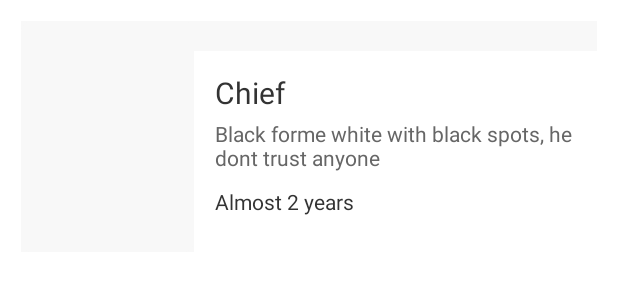
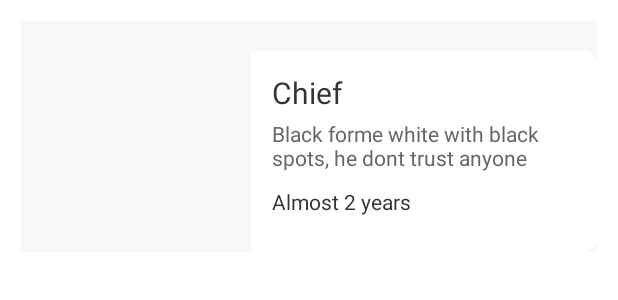
Before and after one commit to javierpulido73/DemoDogsWeLove, an Android app: the layout item_dog_view.xml on its own in the app's theme, with its tools: preview values and no code run, on a phone screen of 412 x 824 dp. Shown: the top 300 px of the screen. Run offline under Robolectric (Android 15) with nearby library versions, the phone set to English and light mode, and no system bars; network calls fail.

Commit message:
feat(dog description): add round corners to dog description

```diff
--- /dev/null
+++ b/app/src/main/res/drawable/bg_dog_description.xml
@@ -0,0 +1,5 @@
+<?xml version="1.0" encoding="UTF-8"?>
+<shape xmlns:android="http://schemas.android.com/apk/res/android">
+    <solid android:color="#FFFFFF"/>
+    <corners android:topRightRadius="10dp" android:bottomRightRadius="10dp"/>
+</shape>
--- a/app/src/main/res/layout/item_dog_view.xml
+++ b/app/src/main/res/layout/item_dog_view.xml
@@ -33,7 +33,7 @@
             app:layout_constraintBottom_toBottomOf="parent"
             app:layout_constraintStart_toStartOf="parent"
             app:layout_constraintTop_toTopOf="parent"
-            app:layout_constraintWidth_percent="0.3"
+            app:layout_constraintWidth_percent="0.4"
             app:shapeAppearanceOverlay="@style/roundedImageView"
             tools:ignore="ContentDescription" />
 
@@ -41,12 +41,12 @@
             android:layout_width="0dp"
             android:layout_height="wrap_content"
             android:layout_marginTop="@dimen/margin_10"
-            android:background="@android:color/white"
+            android:background="@drawable/bg_dog_description"
             android:padding="@dimen/padding_7"
             app:layout_constraintEnd_toEndOf="parent"
             app:layout_constraintStart_toEndOf="@id/dog_image_view"
             app:layout_constraintTop_toTopOf="parent"
-            app:layout_constraintWidth_percent="0.7">
+            app:layout_constraintWidth_percent="0.6">
 
             <androidx.appcompat.widget.AppCompatTextView
                 android:id="@+id/dogNameTextView"
```
